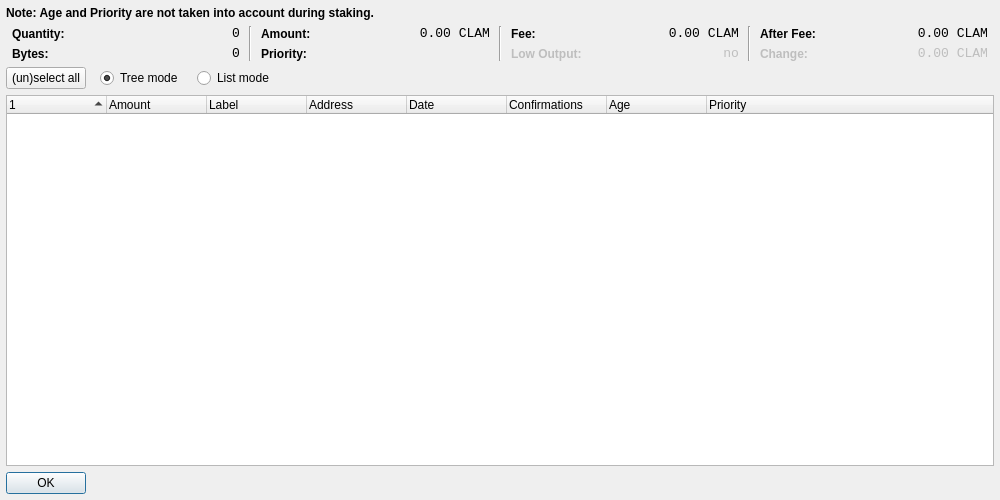
Before: the Qt Designer form src/qt/forms/coincontroldialog.ui in Crazyhead90/Linda, drawn with Qt 5.
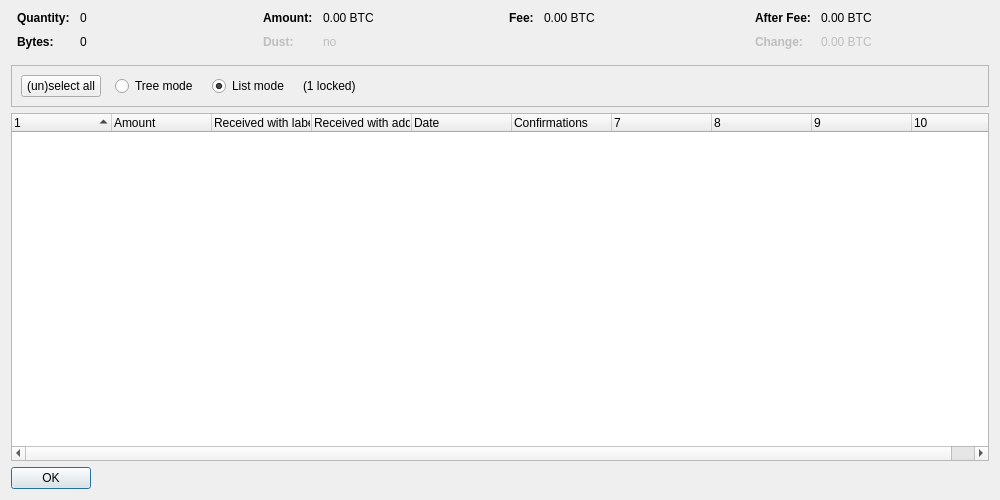
After: the same form once the commit is applied. Custom widgets are drawn as their Qt base class.

```diff
--- a/src/qt/forms/coincontroldialog.ui
+++ b/src/qt/forms/coincontroldialog.ui
@@ -13,102 +13,22 @@
   <property name="windowTitle">
    <string>Coin Control</string>
   </property>
-  <layout class="QGridLayout" name="gridLayout">
-   <property name="leftMargin">
-    <number>6</number>
-   </property>
-   <property name="topMargin">
-    <number>6</number>
-   </property>
-   <property name="rightMargin">
-    <number>6</number>
-   </property>
-   <property name="bottomMargin">
-    <number>6</number>
-   </property>
-   <item row="3" column="0">
-    <widget class="CoinControlTreeWidget" name="treeWidget">
-     <property name="contextMenuPolicy">
-      <enum>Qt::CustomContextMenu</enum>
-     </property>
-     <property name="sortingEnabled">
-      <bool>false</bool>
-     </property>
-     <property name="columnCount">
-      <number>8</number>
-     </property>
-     <attribute name="headerShowSortIndicator" stdset="0">
-      <bool>true</bool>
-     </attribute>
-     <attribute name="headerStretchLastSection">
-      <bool>true</bool>
-     </attribute>
-     <column>
-      <property name="text">
-       <string/>
-      </property>
-     </column>
-     <column>
-      <property name="text">
-       <string>Amount</string>
-      </property>
-     </column>
-     <column>
-      <property name="text">
-       <string>Label</string>
-      </property>
-     </column>
-     <column>
-      <property name="text">
-       <string>Address</string>
-      </property>
-     </column>
-     <column>
-      <property name="text">
-       <string>Date</string>
-      </property>
-     </column>
-     <column>
-      <property name="text">
-       <string>Confirmations</string>
-      </property>
-      <property name="toolTip">
-       <string>Confirmed</string>
-      </property>
-     </column>
-     <column>
-      <property name="text">
-       <string>Age</string>
-      </property>
-      <property name="toolTip">
-       <string>Age in days</string>
-      </property>
-     </column>
-     <column>
-      <property name="text">
-       <string>Priority</string>
-      </property>
-     </column>
-    </widget>
-   </item>
-   <item row="1" column="0">
-    <layout class="QHBoxLayout" name="horizontalLayoutTop" stretch="0,0,0,0,0,0,0">
-     <property name="spacing">
-      <number>3</number>
-     </property>
+  <layout class="QVBoxLayout" name="verticalLayout">
+   <item>
+    <layout class="QHBoxLayout" name="horizontalLayoutTop" stretch="0,0,0,0">
      <property name="topMargin">
       <number>0</number>
      </property>
      <property name="bottomMargin">
-      <number>0</number>
+      <number>10</number>
      </property>
      <item>
       <layout class="QFormLayout" name="formLayoutCoinControl1">
        <property name="horizontalSpacing">
-        <number>5</number>
+        <number>10</number>
        </property>
        <property name="verticalSpacing">
-        <number>5</number>
+        <number>10</number>
        </property>
        <property name="leftMargin">
         <number>6</number>
@@ -118,8 +38,11 @@
        </property>
        <item row="0" column="0">
         <widget class="QLabel" name="labelCoinControlQuantityText">
-         <property name="styleSheet">
-          <string notr="true">font-weight:bold;</string>
+         <property name="font">
+          <font>
+           <weight>75</weight>
+           <bold>true</bold>
+          </font>
          </property>
          <property name="text">
           <string>Quantity:</string>
@@ -128,12 +51,6 @@
        </item>
        <item row="0" column="1">
         <widget class="QLabel" name="labelCoinControlQuantity">
-         <property name="font">
-          <font>
-           <family>Monospace</family>
-           <pointsize>10</pointsize>
-          </font>
-         </property>
          <property name="cursor">
           <cursorShape>IBeamCursor</cursorShape>
          </property>
@@ -143,9 +60,6 @@
          <property name="text">
           <string notr="true">0</string>
          </property>
-         <property name="alignment">
-          <set>Qt::AlignRight|Qt::AlignTrailing|Qt::AlignVCenter</set>
-         </property>
          <property name="textInteractionFlags">
           <set>Qt::LinksAccessibleByMouse|Qt::TextSelectableByKeyboard|Qt::TextSelectableByMouse</set>
          </property>
@@ -153,8 +67,11 @@
        </item>
        <item row="1" column="0">
         <widget class="QLabel" name="labelCoinControlBytesText">
-         <property name="styleSheet">
-          <string notr="true">font-weight:bold;</string>
+         <property name="font">
+          <font>
+           <weight>75</weight>
+           <bold>true</bold>
+          </font>
          </property>
          <property name="text">
           <string>Bytes:</string>
@@ -163,12 +80,6 @@
        </item>
        <item row="1" column="1">
         <widget class="QLabel" name="labelCoinControlBytes">
-         <property name="font">
-          <font>
-           <family>Monospace</family>
-           <pointsize>10</pointsize>
-          </font>
-         </property>
          <property name="cursor">
           <cursorShape>IBeamCursor</cursorShape>
          </property>
@@ -178,9 +89,6 @@
          <property name="text">
           <string notr="true">0</string>
          </property>
-         <property name="alignment">
-          <set>Qt::AlignRight|Qt::AlignTrailing|Qt::AlignVCenter</set>
-         </property>
          <property name="textInteractionFlags">
           <set>Qt::LinksAccessibleByMouse|Qt::TextSelectableByKeyboard|Qt::TextSelectableByMouse</set>
          </property>
@@ -188,20 +96,13 @@
        </item>
       </layout>
      </item>
-     <item>
-      <widget class="Line" name="line">
-       <property name="orientation">
-        <enum>Qt::Vertical</enum>
-       </property>
-      </widget>
-     </item>
      <item>
       <layout class="QFormLayout" name="formLayoutCoinControl2">
        <property name="horizontalSpacing">
-        <number>5</number>
+        <number>10</number>
        </property>
        <property name="verticalSpacing">
-        <number>5</number>
+        <number>10</number>
        </property>
        <property name="leftMargin">
         <number>6</number>
@@ -211,8 +112,11 @@
        </property>
        <item row="0" column="0">
         <widget class="QLabel" name="labelCoinControlAmountText">
-         <property name="styleSheet">
-          <string notr="true">font-weight:bold;</string>
+         <property name="font">
+          <font>
+           <weight>75</weight>
+           <bold>true</bold>
+          </font>
          </property>
          <property name="text">
           <string>Amount:</string>
@@ -221,12 +125,6 @@
        </item>
        <item row="0" column="1">
         <widget class="QLabel" name="labelCoinControlAmount">
-         <property name="font">
-          <font>
-           <family>Monospace</family>
-           <pointsize>10</pointsize>
-          </font>
-         </property>
          <property name="cursor">
           <cursorShape>IBeamCursor</cursorShape>
          </property>
@@ -234,10 +132,7 @@
           <enum>Qt::ActionsContextMenu</enum>
          </property>
          <property name="text">
-          <string notr="true">0.00 CLAM</string>
-         </property>
-         <property name="alignment">
-          <set>Qt::AlignRight|Qt::AlignTrailing|Qt::AlignVCenter</set>
+          <string notr="true">0.00 BTC</string>
          </property>
          <property name="textInteractionFlags">
           <set>Qt::LinksAccessibleByMouse|Qt::TextSelectableByKeyboard|Qt::TextSelectableByMouse</set>
@@ -245,22 +140,25 @@
         </widget>
        </item>
        <item row="1" column="0">
-        <widget class="QLabel" name="labelCoinControlPriorityText">
-         <property name="styleSheet">
-          <string notr="true">font-weight:bold;</string>
+        <widget class="QLabel" name="labelCoinControlLowOutputText">
+         <property name="enabled">
+          <bool>false</bool>
+         </property>
+         <property name="font">
+          <font>
+           <weight>75</weight>
+           <bold>true</bold>
+          </font>
          </property>
          <property name="text">
-          <string>Priority:</string>
+          <string>Dust:</string>
          </property>
         </widget>
        </item>
        <item row="1" column="1">
-        <widget class="QLabel" name="labelCoinControlPriority">
-         <property name="font">
-          <font>
-           <family>Monospace</family>
-           <pointsize>10</pointsize>
-          </font>
+        <widget class="QLabel" name="labelCoinControlLowOutput">
+         <property name="enabled">
+          <bool>false</bool>
          </property>
          <property name="cursor">
           <cursorShape>IBeamCursor</cursorShape>
@@ -269,10 +167,7 @@
           <enum>Qt::ActionsContextMenu</enum>
          </property>
          <property name="text">
-          <string/>
-         </property>
-         <property name="alignment">
-          <set>Qt::AlignRight|Qt::AlignTrailing|Qt::AlignVCenter</set>
+          <string notr="true">no</string>
          </property>
          <property name="textInteractionFlags">
           <set>Qt::LinksAccessibleByMouse|Qt::TextSelectableByKeyboard|Qt::TextSelectableByMouse</set>
@@ -281,20 +176,13 @@
        </item>
       </layout>
      </item>
-     <item>
-      <widget class="Line" name="line_2">
-       <property name="orientation">
-        <enum>Qt::Vertical</enum>
-       </property>
-      </widget>
-     </item>
      <item>
       <layout class="QFormLayout" name="formLayoutCoinControl3">
        <property name="horizontalSpacing">
-        <number>5</number>
+        <number>10</number>
        </property>
        <property name="verticalSpacing">
-        <number>5</number>
+        <number>10</number>
        </property>
        <property name="leftMargin">
         <number>6</number>
@@ -304,8 +192,11 @@
        </property>
        <item row="0" column="0">
         <widget class="QLabel" name="labelCoinControlFeeText">
-         <property name="styleSheet">
-          <string notr="true">font-weight:bold;</string>
+         <property name="font">
+          <font>
+           <weight>75</weight>
+           <bold>true</bold>
+          </font>
          </property>
          <property name="text">
           <string>Fee:</string>
@@ -314,12 +205,6 @@
        </item>
        <item row="0" column="1">
         <widget class="QLabel" name="labelCoinControlFee">
-         <property name="font">
-          <font>
-           <family>Monospace</family>
-           <pointsize>10</pointsize>
-          </font>
-         </property>
          <property name="cursor">
           <cursorShape>IBeamCursor</cursorShape>
          </property>
@@ -327,51 +212,7 @@
           <enum>Qt::ActionsContextMenu</enum>
          </property>
          <property name="text">
-          <string notr="true">0.00 CLAM</string>
-         </property>
-         <property name="alignment">
-          <set>Qt::AlignRight|Qt::AlignTrailing|Qt::AlignVCenter</set>
-         </property>
-         <property name="textInteractionFlags">
-          <set>Qt::LinksAccessibleByMouse|Qt::TextSelectableByKeyboard|Qt::TextSelectableByMouse</set>
-         </property>
-        </widget>
-       </item>
-       <item row="1" column="0">
-        <widget class="QLabel" name="labelCoinControlLowOutputText">
-         <property name="enabled">
-          <bool>false</bool>
-         </property>
-         <property name="styleSheet">
-          <string notr="true">font-weight:bold;</string>
-         </property>
-         <property name="text">
-          <string>Low Output:</string>
-         </property>
-        </widget>
-       </item>
-       <item row="1" column="1">
-        <widget class="QLabel" name="labelCoinControlLowOutput">
-         <property name="enabled">
-          <bool>false</bool>
-         </property>
-         <property name="font">
-          <font>
-           <family>Monospace</family>
-           <pointsize>10</pointsize>
-          </font>
-         </property>
-         <property name="cursor">
-          <cursorShape>IBeamCursor</cursorShape>
-         </property>
-         <property name="contextMenuPolicy">
-          <enum>Qt::ActionsContextMenu</enum>
-         </property>
-         <property name="text">
-          <string notr="true">no</string>
-         </property>
-         <property name="alignment">
-          <set>Qt::AlignRight|Qt::AlignTrailing|Qt::AlignVCenter</set>
+          <string notr="true">0.00 BTC</string>
          </property>
          <property name="textInteractionFlags">
           <set>Qt::LinksAccessibleByMouse|Qt::TextSelectableByKeyboard|Qt::TextSelectableByMouse</set>
@@ -380,23 +221,13 @@
        </item>
       </layout>
      </item>
-     <item>
-      <widget class="Line" name="line_3">
-       <property name="orientation">
-        <enum>Qt::Vertical</enum>
-       </property>
-      </widget>
-     </item>
      <item>
       <layout class="QFormLayout" name="formLayoutCoinControl4">
-       <property name="fieldGrowthPolicy">
-        <enum>QFormLayout::AllNonFixedFieldsGrow</enum>
-       </property>
        <property name="horizontalSpacing">
-        <number>5</number>
+        <number>10</number>
        </property>
        <property name="verticalSpacing">
-        <number>5</number>
+        <number>10</number>
        </property>
        <property name="leftMargin">
         <number>6</number>
@@ -406,8 +237,11 @@
        </property>
        <item row="0" column="0">
         <widget class="QLabel" name="labelCoinControlAfterFeeText">
-         <property name="styleSheet">
-          <string notr="true">font-weight:bold;</string>
+         <property name="font">
+          <font>
+           <weight>75</weight>
+           <bold>true</bold>
+          </font>
          </property>
          <property name="text">
           <string>After Fee:</string>
@@ -416,12 +250,6 @@
        </item>
        <item row="0" column="1">
         <widget class="QLabel" name="labelCoinControlAfterFee">
-         <property name="font">
-          <font>
-           <family>Monospace</family>
-           <pointsize>10</pointsize>
-          </font>
-         </property>
          <property name="cursor">
           <cursorShape>IBeamCursor</cursorShape>
          </property>
@@ -429,10 +257,7 @@
           <enum>Qt::ActionsContextMenu</enum>
          </property>
          <property name="text">
-          <string notr="true">0.00 CLAM</string>
-         </property>
-         <property name="alignment">
-          <set>Qt::AlignRight|Qt::AlignTrailing|Qt::AlignVCenter</set>
+          <string notr="true">0.00 BTC</string>
          </property>
          <property name="textInteractionFlags">
           <set>Qt::LinksAccessibleByMouse|Qt::TextSelectableByKeyboard|Qt::TextSelectableByMouse</set>
@@ -444,8 +269,11 @@
          <property name="enabled">
           <bool>false</bool>
          </property>
-         <property name="styleSheet">
-          <string notr="true">font-weight:bold;</string>
+         <property name="font">
+          <font>
+           <weight>75</weight>
+           <bold>true</bold>
+          </font>
          </property>
          <property name="text">
           <string>Change:</string>
@@ -457,12 +285,6 @@
          <property name="enabled">
           <bool>false</bool>
          </property>
-         <property name="font">
-          <font>
-           <family>Monospace</family>
-           <pointsize>10</pointsize>
-          </font>
-         </property>
          <property name="cursor">
           <cursorShape>IBeamCursor</cursorShape>
          </property>
@@ -470,10 +292,7 @@
           <enum>Qt::ActionsContextMenu</enum>
          </property>
          <property name="text">
-          <string notr="true">0.00 CLAM</string>
-         </property>
-         <property name="alignment">
-          <set>Qt::AlignRight|Qt::AlignTrailing|Qt::AlignVCenter</set>
+          <string notr="true">0.00 BTC</string>
          </property>
          <property name="textInteractionFlags">
           <set>Qt::LinksAccessibleByMouse|Qt::TextSelectableByKeyboard|Qt::TextSelectableByMouse</set>
@@ -484,7 +303,169 @@
      </item>
     </layout>
    </item>
-   <item row="4" column="0">
+   <item>
+    <widget class="QFrame" name="frame">
+     <property name="minimumSize">
+      <size>
+       <width>0</width>
+       <height>40</height>
+      </size>
+     </property>
+     <property name="frameShape">
+      <enum>QFrame::StyledPanel</enum>
+     </property>
+     <property name="frameShadow">
+      <enum>QFrame::Sunken</enum>
+     </property>
+     <layout class="QHBoxLayout" name="horizontalLayout">
+      <item>
+       <layout class="QHBoxLayout" name="horizontalLayoutPanel" stretch="0,0,0,0,0">
+        <property name="spacing">
+         <number>14</number>
+        </property>
+        <item>
+         <widget class="QPushButton" name="pushButtonSelectAll">
+          <property name="sizePolicy">
+           <sizepolicy hsizetype="Maximum" vsizetype="Fixed">
+            <horstretch>0</horstretch>
+            <verstretch>0</verstretch>
+           </sizepolicy>
+          </property>
+          <property name="text">
+           <string>(un)select all</string>
+          </property>
+          <property name="autoDefault">
+           <bool>false</bool>
+          </property>
+         </widget>
+        </item>
+        <item>
+         <widget class="QRadioButton" name="radioTreeMode">
+          <property name="sizePolicy">
+           <sizepolicy hsizetype="Maximum" vsizetype="Fixed">
+            <horstretch>0</horstretch>
+            <verstretch>0</verstretch>
+           </sizepolicy>
+          </property>
+          <property name="text">
+           <string>Tree mode</string>
+          </property>
+         </widget>
+        </item>
+        <item>
+         <widget class="QRadioButton" name="radioListMode">
+          <property name="sizePolicy">
+           <sizepolicy hsizetype="Maximum" vsizetype="Fixed">
+            <horstretch>0</horstretch>
+            <verstretch>0</verstretch>
+           </sizepolicy>
+          </property>
+          <property name="text">
+           <string>List mode</string>
+          </property>
+          <property name="checked">
+           <bool>true</bool>
+          </property>
+         </widget>
+        </item>
+        <item>
+         <widget class="QLabel" name="labelLocked">
+          <property name="text">
+           <string notr="true">(1 locked)</string>
+          </property>
+         </widget>
+        </item>
+        <item>
+         <spacer name="horizontalSpacer">
+          <property name="orientation">
+           <enum>Qt::Horizontal</enum>
+          </property>
+          <property name="sizeHint" stdset="0">
+           <size>
+            <width>40</width>
+            <height>20</height>
+           </size>
+          </property>
+         </spacer>
+        </item>
+       </layout>
+      </item>
+     </layout>
+    </widget>
+   </item>
+   <item>
+    <widget class="CoinControlTreeWidget" name="treeWidget">
+     <property name="contextMenuPolicy">
+      <enum>Qt::CustomContextMenu</enum>
+     </property>
+     <property name="sortingEnabled">
+      <bool>false</bool>
+     </property>
+     <property name="columnCount">
+      <number>10</number>
+     </property>
+     <attribute name="headerShowSortIndicator" stdset="0">
+      <bool>true</bool>
+     </attribute>
+     <attribute name="headerStretchLastSection">
+      <bool>false</bool>
+     </attribute>
+     <column>
+      <property name="text">
+       <string/>
+      </property>
+     </column>
+     <column>
+      <property name="text">
+       <string>Amount</string>
+      </property>
+     </column>
+     <column>
+      <property name="text">
+       <string>Received with label</string>
+      </property>
+     </column>
+     <column>
+      <property name="text">
+       <string>Received with address</string>
+      </property>
+     </column>
+     <column>
+      <property name="text">
+       <string>Date</string>
+      </property>
+     </column>
+     <column>
+      <property name="text">
+       <string>Confirmations</string>
+      </property>
+      <property name="toolTip">
+       <string>Confirmed</string>
+      </property>
+     </column>
+     <column>
+      <property name="text">
+       <string/>
+      </property>
+     </column>
+     <column>
+      <property name="text">
+       <string/>
+      </property>
+     </column>
+     <column>
+      <property name="text">
+       <string/>
+      </property>
+     </column>
+     <column>
+      <property name="text">
+       <string/>
+      </property>
+     </column>
+    </widget>
+   </item>
+   <item>
     <widget class="QDialogButtonBox" name="buttonBox">
      <property name="sizePolicy">
       <sizepolicy hsizetype="Maximum" vsizetype="Fixed">
@@ -500,81 +481,6 @@
      </property>
     </widget>
    </item>
-   <item row="2" column="0">
-    <layout class="QHBoxLayout" name="horizontalLayoutPanel" stretch="0,0,0,0">
-     <property name="spacing">
-      <number>14</number>
-     </property>
-     <item>
-      <widget class="QPushButton" name="pushButtonSelectAll">
-       <property name="sizePolicy">
-        <sizepolicy hsizetype="Maximum" vsizetype="Fixed">
-         <horstretch>0</horstretch>
-         <verstretch>0</verstretch>
-        </sizepolicy>
-       </property>
-       <property name="text">
-        <string>(un)select all</string>
-       </property>
-      </widget>
-     </item>
-     <item>
-      <widget class="QRadioButton" name="radioTreeMode">
-       <property name="sizePolicy">
-        <sizepolicy hsizetype="Maximum" vsizetype="Fixed">
-         <horstretch>0</horstretch>
-         <verstretch>0</verstretch>
-        </sizepolicy>
-       </property>
-       <property name="text">
-        <string>Tree mode</string>
-       </property>
-       <property name="checked">
-        <bool>true</bool>
-       </property>
-      </widget>
-     </item>
-     <item>
-      <widget class="QRadioButton" name="radioListMode">
-       <property name="sizePolicy">
-        <sizepolicy hsizetype="Maximum" vsizetype="Fixed">
-         <horstretch>0</horstretch>
-         <verstretch>0</verstretch>
-        </sizepolicy>
-       </property>
-       <property name="text">
-        <string>List mode</string>
-       </property>
-      </widget>
-     </item>
-     <item>
-      <spacer name="horizontalSpacer">
-       <property name="orientation">
-        <enum>Qt::Horizontal</enum>
-       </property>
-       <property name="sizeHint" stdset="0">
-        <size>
-         <width>40</width>
-         <height>20</height>
-        </size>
-       </property>
-      </spacer>
-     </item>
-    </layout>
-   </item>
-   <item row="0" column="0">
-    <widget class="QLabel" name="label">
-     <property name="font">
-      <font>
-       <weight>75</weight>
-       <bold>true</bold>
-      </font>
-     </property>
-     <property name="text">
-      <string>Note: Age and Priority are not taken into account during staking.</string>
-     </property>
-    </widget>
-   </item>
   </layout>
  </widget>
  <customwidgets>
```
Left out of the diff: 4 changed lines with no effect on the pictures.
